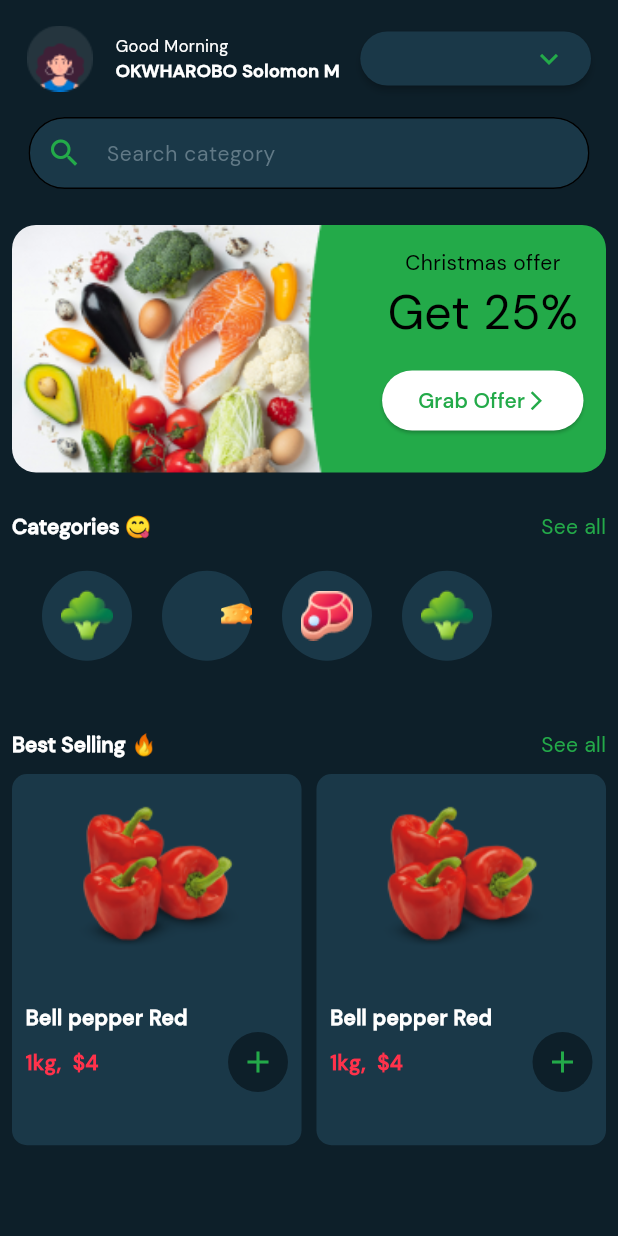
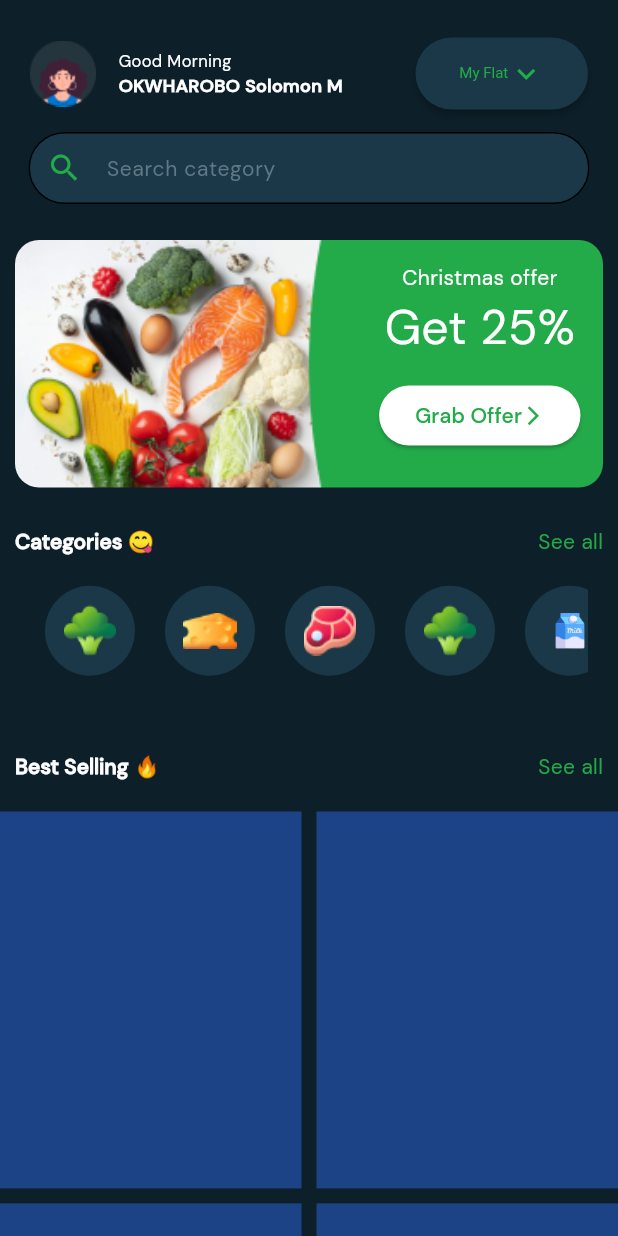
Before and after one commit to black-coda/grorcery_app, a Flutter app: the screen it shows after launch, swiped to page 4, on a phone screen of 412 x 824 dp. Run offline on Flutter 3.47's test engine with Material 2 defaults, Android fonts, the phone set to English and light mode, and no system bars.

Commit message:
change home_page.dart from singlechild to sliver😑

```diff
--- a/lib/main.dart
+++ b/lib/main.dart
@@ -1,7 +1,5 @@
 import 'package:flutter/material.dart';
-
 import 'package:grorcery_app_/views/UI/themes/themes_.dart';
-
 import 'views/UI/splash.dart';
 
 void main() {
--- a/lib/views/UI/pages/home_page.dart
+++ b/lib/views/UI/pages/home_page.dart
@@ -1,5 +1,7 @@
 import 'package:flutter/material.dart';
 import "dart:math" as math;
+
+import 'package:grorcery_app_/views/UI/pages/items.dart';
 
 class HomeWidget extends StatefulWidget {
   const HomeWidget({super.key});
@@ -13,9 +15,14 @@ class _HomeWidgetState extends State<HomeWidget> {
   Widget build(BuildContext context) {
     return Scaffold(
       body: SafeArea(
-        child: SingleChildScrollView(
-          child: Padding(
-            padding: const EdgeInsets.symmetric(vertical: 0.0, horizontal: 8),
+        child: CustomScrollView(
+          slivers: <Widget>[
+            SliverPadding(
+              padding: const EdgeInsets.symmetric(
+                horizontal: 10.0,
+                vertical: 10.0,
+              ),
+              sliver: SliverToBoxAdapter(
                 child: Column(
                   children: const [
                     MyAppBar(),
@@ -34,6 +41,24 @@ class _HomeWidgetState extends State<HomeWidget> {
                   ],
                 ),
               ),
+            ),
+            SliverGrid(
+              delegate:
+                  SliverChildBuilderDelegate((BuildContext context, index) {
+                if (index > 3) return null;
+                return Container(
+                  // height: 150,
+                  color: getRandomColor(),
+                );
+              }),
+              gridDelegate: const SliverGridDelegateWithMaxCrossAxisExtent(
+                maxCrossAxisExtent: 300.0,
+                mainAxisSpacing: 10.0,
+                crossAxisSpacing: 10.0,
+                childAspectRatio: 0.8,
+              ),
+            ),
+          ],
         ),
       ),
     );
@@ -109,80 +134,6 @@ class BestSellingWidget extends StatelessWidget {
             const SizedBox(
               height: 10,
             ),
-            SizedBox(
-              height: MediaQuery.of(context).size.height / 3,
-              child: GridView.builder(
-                physics: const NeverScrollableScrollPhysics(),
-                gridDelegate: const SliverGridDelegateWithFixedCrossAxisCount(
-                  crossAxisCount: 2,
-                  mainAxisSpacing: 5,
-                  crossAxisSpacing: 10,
-                  childAspectRatio: 0.78,
-                ),
-                itemCount: 2,
-                itemBuilder: (BuildContext context, int index) {
-                  return Container(
-                    width: 163,
-                    decoration: BoxDecoration(
-                      color: const Color(0xff1A3848),
-                      borderRadius: BorderRadius.circular(10),
-                    ),
-                    child: Padding(
-                      padding: const EdgeInsets.symmetric(
-                          vertical: 19.0, horizontal: 9.0),
-                      child: Column(
-                        crossAxisAlignment: CrossAxisAlignment.start,
-                        children: [
-                          //Image For Vege
-                          Center(child: Image.asset("assets/ata.png")),
-                          const SizedBox(
-                            height: 35,
-                          ),
-                          //Name of vege
-                          const Text(
-                            "Bell pepper Red",
-                            style: TextStyle(
-                              color: Colors.white,
-                              fontWeight: FontWeight.bold,
-                            ),
-                          ),
-
-                          //Row Price
-
-                          Row(
-                            mainAxisAlignment: MainAxisAlignment.spaceBetween,
-                            children: [
-                              const Text(
-                                "1kg,  \$4",
-                                style: TextStyle(
-                                  fontWeight: FontWeight.w800,
-                                  color: Color(
-                                    0xffFF324B,
-                                  ),
-                                ),
-                              ),
-                              GestureDetector(
-                                onTap: () {},
-                                child: CircleAvatar(
-                                  backgroundColor: Theme.of(context)
-                                      .appBarTheme
-                                      .backgroundColor,
-                                  child: Icon(
-                                    Icons.add,
-                                    color:
-                                        Theme.of(context).colorScheme.primary,
-                                  ),
-                                ),
-                              )
-                            ],
-                          )
-                        ],
-                      ),
-                    ),
-                  );
-                },
-              ),
-            ),
           ],
         );
       },
@@ -196,7 +147,7 @@ class CategoryWidget extends StatelessWidget {
   @override
   Widget build(BuildContext context) {
     return SizedBox(
-      height: 145,
+      height: 150,
       child: Column(
         crossAxisAlignment: CrossAxisAlignment.center,
         children: [
@@ -238,7 +189,7 @@ class CategoryWidget extends StatelessWidget {
                     child: CircleAvatar(
                       backgroundColor: const Color(0xff1A3848),
                       radius: 30,
-                      child: Image.asset("assets/cheese.png"),
+                      child: Image.asset("assets/cheeseee.png"),
                     ),
                   ),
                   Padding(
@@ -255,6 +206,14 @@ class CategoryWidget extends StatelessWidget {
                       backgroundColor: const Color(0xff1A3848),
                       radius: 30,
                       child: Image.asset("assets/vege.png"),
+                    ),
+                  ),
+                  Padding(
+                    padding: const EdgeInsets.all(10),
+                    child: CircleAvatar(
+                      backgroundColor: const Color(0xff1A3848),
+                      radius: 30,
+                      child: Image.asset("assets/milk.png"),
                     ),
                   ),
                 ],
@@ -287,12 +246,15 @@ class CustomCardAds extends StatelessWidget {
         children: [
           Column(
             children: [
-              const Text("Christmas offer"),
+              const Text(
+                "Christmas offer",
+                style: TextStyle(
+                  color: Colors.white,
+                ),
+              ),
               const Text(
                 "Get 25%",
-                style: TextStyle(
-                  fontSize: 32,
-                ),
+                style: TextStyle(fontSize: 32, color: Colors.white),
               ),
               const SizedBox(
                 height: 12,
@@ -396,14 +358,16 @@ class _DropDownCustomState extends State<DropDownCustom> {
   @override
   Widget build(BuildContext context) {
     return DropdownButton<String>(
+      value: dropDownValue,
+      dropdownColor: Theme.of(context).scaffoldBackgroundColor,
       underline: const SizedBox(),
-      style: const TextStyle(
+      style: TextStyle(
         fontSize: 10,
-        color: Colors.white,
+        color: Theme.of(context).colorScheme.primary,
       ),
-      isDense: true,
-      menuMaxHeight: 42,
-      borderRadius: BorderRadius.circular(67),
+      // isDense: true,
+      // menuMaxHeight: 42,
+      borderRadius: BorderRadius.circular(10),
       icon: Icon(
         Icons.keyboard_arrow_down_sharp,
         color: Theme.of(context).colorScheme.primary,
@@ -415,7 +379,7 @@ class _DropDownCustomState extends State<DropDownCustom> {
           value: value,
           child: Text(
             value,
-            style: const TextStyle(fontSize: 30),
+            style: const TextStyle(),
           ),
         );
       }).toList(),
--- a/lib/views/UI/splash.dart
+++ b/lib/views/UI/splash.dart
@@ -1,5 +1,6 @@
 import 'package:flutter/material.dart';
 import 'package:grorcery_app_/views/UI/auth/register_ui.dart';
+import 'package:grorcery_app_/views/UI/pages/items.dart';
 // import 'package:google_fonts/google_fonts.dart';
 
 import 'auth/login_ui.dart';
@@ -26,6 +27,7 @@ class _PageViewScreenState extends State<PageViewScreen> {
           LoginScreen(),
           RegisterScreen(),
           HomeWidget(),
+          ItemGridList(),
         ],
       ),
     );
```
Also changed, not shown: lib/views/UI/pages/items.dart (added, +84 -0 lines), assets/cheese.png (deleted), assets/cheeseee.png (added), assets/milk.png (added), 1 other file. Lines whose indentation alone changed are shown as unchanged.
